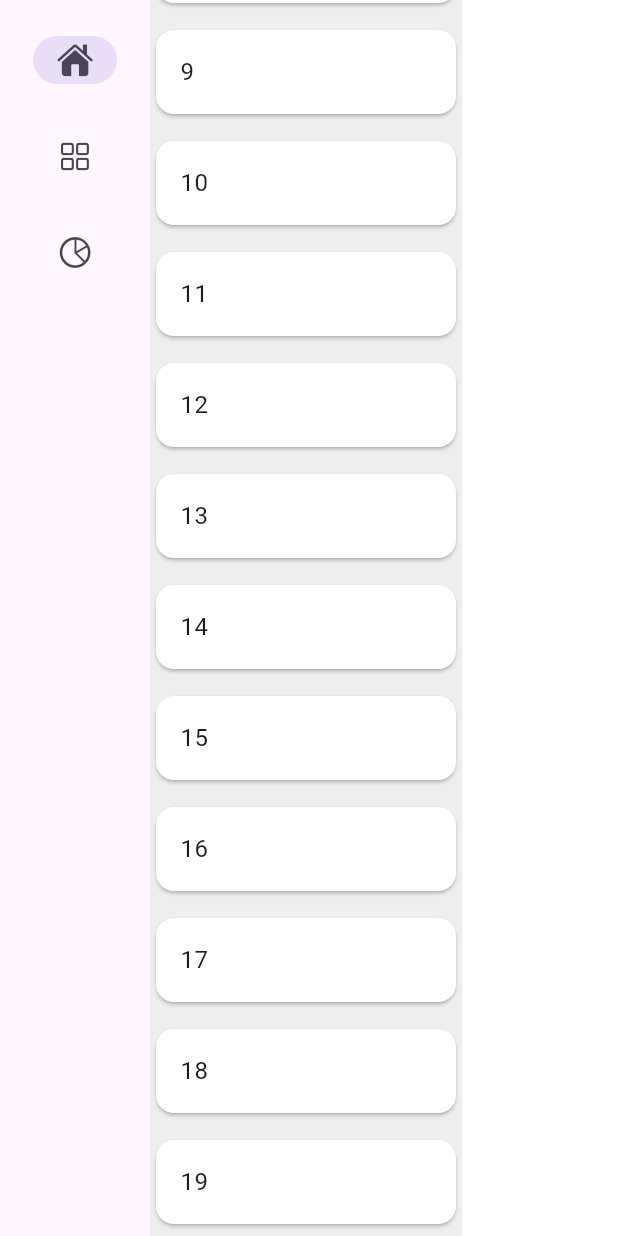
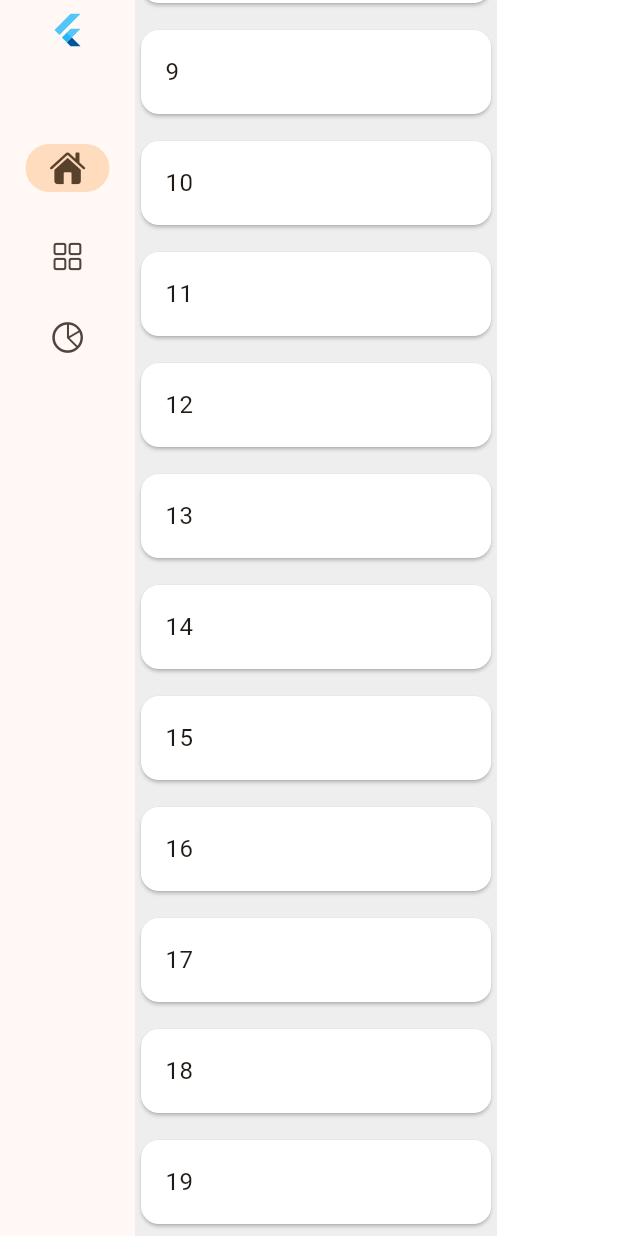
Before and after one commit to Richmond-Nunoo/restaurant-ui, a Flutter app: the screen it shows after launch, scrolled down 576 dp, after a tap on "Home", on a phone screen of 412 x 824 dp. Run offline on Flutter 3.47's test engine with Material 2 defaults, Android fonts, the phone set to English and light mode, and no system bars.

Commit message:
main ui is comming together

```diff
--- a/lib/main.dart
+++ b/lib/main.dart
@@ -13,7 +13,7 @@ class MyApp extends StatelessWidget {
     return MaterialApp(
       title: 'Restaurant UI',
       theme: ThemeData(
-        colorScheme: ColorScheme.fromSeed(seedColor: Colors.deepPurple),
+        colorScheme: ColorScheme.fromSeed(seedColor: Colors.orange),
         useMaterial3: true,
       ),
       home: const HomeScreen(),
--- a/lib/views/home_page.dart
+++ b/lib/views/home_page.dart
@@ -3,7 +3,6 @@ import 'package:flutter/material.dart';
 import 'package:pharmacy_pos/views/account.dart';
 import 'package:pharmacy_pos/views/dashboard.dart';
 import 'package:pharmacy_pos/views/settings.dart';
-import 'package:side_navigation/side_navigation.dart';
 
 class HomeScreen extends StatefulWidget {
   const HomeScreen({super.key});
@@ -28,7 +27,12 @@ class _HomeScreenState extends State<HomeScreen> {
       body: Row(
         children: [
           NavigationRail(
-            onDestinationSelected: (value) => selectedIndex,
+            leading: const FlutterLogo(),
+            onDestinationSelected: (value) {
+              setState(() {
+                selectedIndex = value;
+              });
+            },
             destinations: const [
               NavigationRailDestination(
                 icon: Icon(
@@ -38,7 +42,8 @@ class _HomeScreenState extends State<HomeScreen> {
                   CupertinoIcons.house_fill,
                 ),
                 label: Text("Home"),
-                  padding: EdgeInsets.all(10)),
+                padding: EdgeInsets.only(top: 50, bottom: 10),
+              ),
               NavigationRailDestination(
                   icon: Icon(
                     CupertinoIcons.square_grid_2x2,
@@ -47,7 +52,7 @@ class _HomeScreenState extends State<HomeScreen> {
                     CupertinoIcons.square_grid_2x2_fill,
                   ),
                   label: Text("Sales"),
-                  padding: EdgeInsets.all(10)),
+                  padding: EdgeInsets.all(5)),
               NavigationRailDestination(
                   icon: Icon(
                     CupertinoIcons.chart_pie,
@@ -56,40 +61,12 @@ class _HomeScreenState extends State<HomeScreen> {
                     CupertinoIcons.chart_pie_fill,
                   ),
                   label: Text("Reports"),
-                  padding: EdgeInsets.all(10)),
+                  padding: EdgeInsets.all(5)),
             ],
             selectedIndex: selectedIndex,
           ),
-          // SideNavigationBar(
-          //   header: const SideNavigationBarHeader(
-          //     image: FlutterLogo(),
-          //     title: Text(""),
-          //     subtitle: Text(""),
-          //   ),
-          //   initiallyExpanded: false,
-          //   selectedIndex: selectedIndex,
-          //   items: const [
-          //     SideNavigationBarItem(
-          //       icon: CupertinoIcons.home,
-          //       label: 'Dashboard',
-          //     ),
-          //     SideNavigationBarItem(
-          //       icon: Icons.person,
-          //       label: 'Account',
-          //     ),
-          //     SideNavigationBarItem(
-          //       icon: Icons.settings,
-          //       label: 'Settings',
-          //     ),
-          //   ],
-          //   onTap: (index) {
-          //     setState(() {
-          //       selectedIndex = index;
-          //     });
-          //   },
-          // ),
           Expanded(
-            flex: 2,
+            flex: 3,
             child: views.elementAt(selectedIndex),
           ),
           Expanded(
```
Lines whose indentation alone changed are shown as unchanged.
